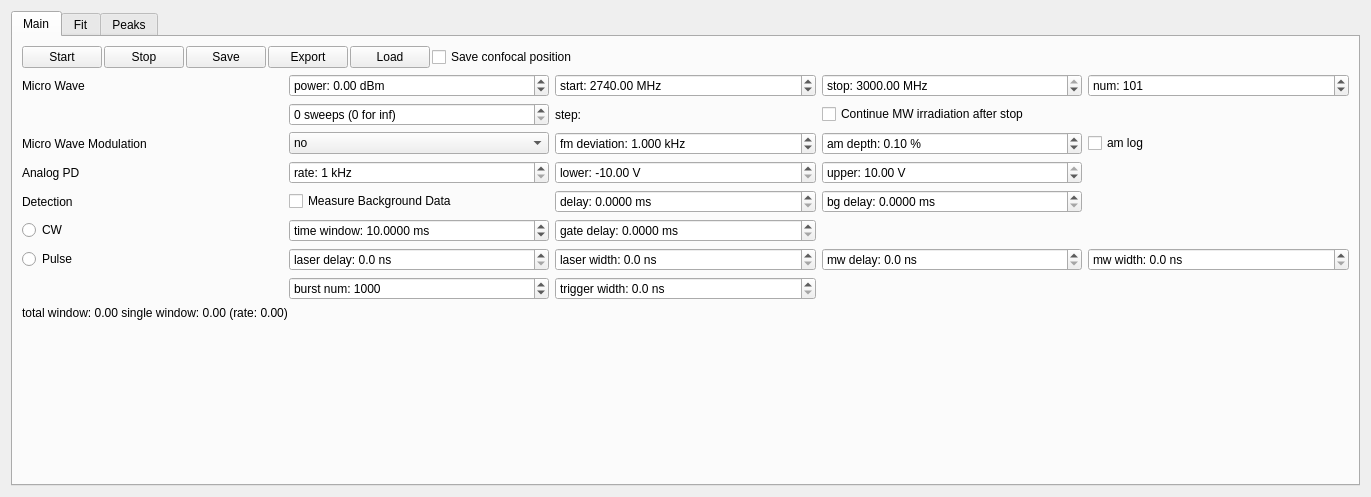
Before: the Qt Designer form mahos/gui/ui/odmr.ui in ToyotaCRDL/mahos, drawn with Qt 5.
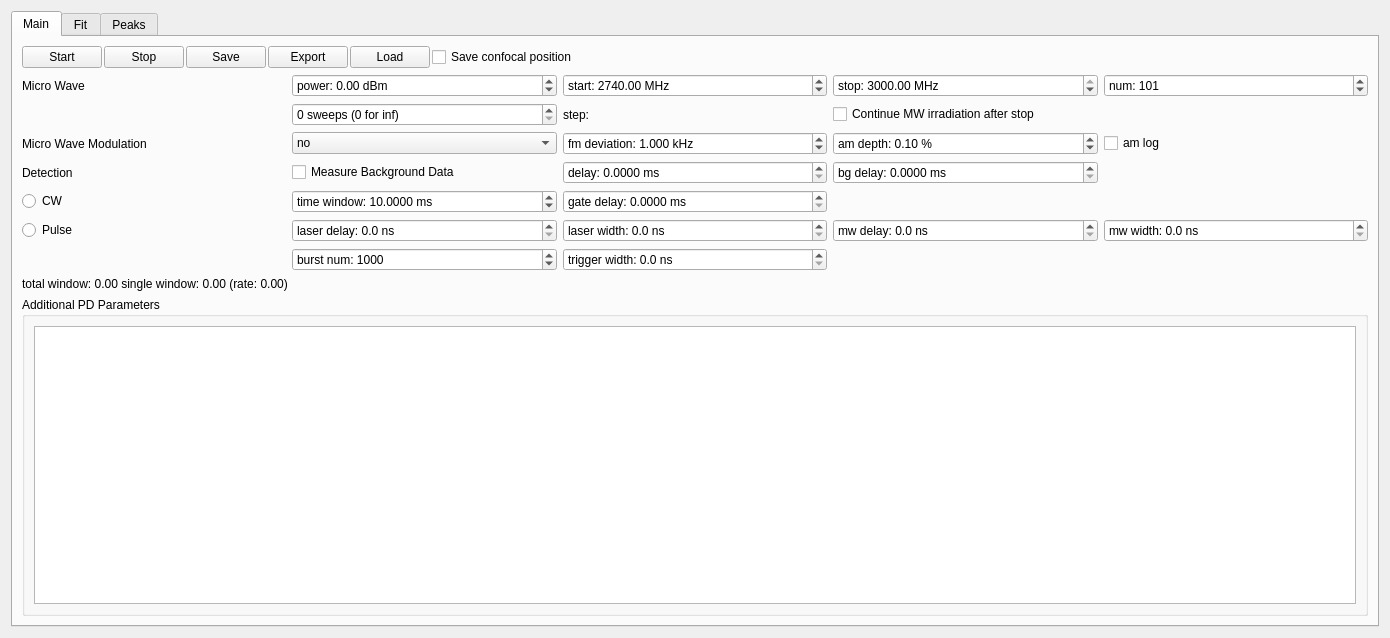
After: the same form once the commit is applied. Custom widgets are drawn as their Qt base class.

Commit message: implement DMM-based PDs and ODMR with it

The edit to the form file:
```diff
--- a/mahos/gui/ui/odmr.ui
+++ b/mahos/gui/ui/odmr.ui
@@ -6,8 +6,8 @@
    <rect>
     <x>0</x>
     <y>0</y>
-    <width>1371</width>
-    <height>497</height>
+    <width>1390</width>
+    <height>638</height>
    </rect>
   </property>
   <property name="windowTitle">
@@ -97,7 +97,7 @@
        </item>
        <item>
         <layout class="QGridLayout" name="gridLayout_2">
-         <item row="7" column="1">
+         <item row="6" column="1">
           <widget class="QSpinBox" name="bnumBox">
            <property name="suffix">
             <string/>
@@ -119,23 +119,7 @@
            </property>
           </widget>
          </item>
-         <item row="4" column="2">
-          <widget class="QDoubleSpinBox" name="delayBox">
-           <property name="prefix">
-            <string>delay: </string>
-           </property>
-           <property name="suffix">
-            <string> ms</string>
-           </property>
-           <property name="decimals">
-            <number>4</number>
-           </property>
-           <property name="maximum">
-            <double>1000.000000000000000</double>
-           </property>
-          </widget>
-         </item>
-         <item row="6" column="1">
+         <item row="5" column="1">
           <widget class="QDoubleSpinBox" name="laserdelayBox">
            <property name="enabled">
             <bool>true</bool>
@@ -154,35 +138,114 @@
            </property>
           </widget>
          </item>
+         <item row="0" column="4">
+          <widget class="QSpinBox" name="numBox">
+           <property name="suffix">
+            <string/>
+           </property>
+           <property name="prefix">
+            <string>num: </string>
+           </property>
+           <property name="minimum">
+            <number>2</number>
+           </property>
+           <property name="maximum">
+            <number>99999</number>
+           </property>
+           <property name="value">
+            <number>101</number>
+           </property>
+          </widget>
+         </item>
+         <item row="3" column="1">
+          <widget class="QCheckBox" name="backgroundBox">
+           <property name="text">
+            <string>Measure Background Data</string>
+           </property>
+          </widget>
+         </item>
+         <item row="5" column="3">
+          <widget class="QDoubleSpinBox" name="mwdelayBox">
+           <property name="prefix">
+            <string>mw delay: </string>
+           </property>
+           <property name="suffix">
+            <string> ns</string>
+           </property>
+           <property name="decimals">
+            <number>1</number>
+           </property>
+           <property name="singleStep">
+            <double>10.000000000000000</double>
+           </property>
+          </widget>
+         </item>
          <item row="4" column="0">
-          <widget class="QLabel" name="label">
+          <widget class="QRadioButton" name="cwButton">
            <property name="text">
-            <string>Detection</string>
+            <string>CW</string>
            </property>
           </widget>
          </item>
-         <item row="0" column="3">
-          <widget class="QDoubleSpinBox" name="stopBox">
+         <item row="4" column="2">
+          <widget class="QDoubleSpinBox" name="gatedelayBox">
            <property name="prefix">
-            <string>stop: </string>
+            <string>gate delay: </string>
            </property>
            <property name="suffix">
-            <string> MHz</string>
+            <string> ms</string>
            </property>
            <property name="decimals">
-            <number>2</number>
+            <number>4</number>
            </property>
-           <property name="minimum">
-            <double>10.000000000000000</double>
+          </widget>
+         </item>
+         <item row="2" column="0">
+          <widget class="QLabel" name="label_3">
+           <property name="text">
+            <string>Micro Wave Modulation</string>
+           </property>
+          </widget>
+         </item>
+         <item row="2" column="3">
+          <widget class="QDoubleSpinBox" name="amdepBox">
+           <property name="prefix">
+            <string>am depth: </string>
+           </property>
+           <property name="suffix">
+            <string> %</string>
            </property>
            <property name="maximum">
-            <double>3000.000000000000000</double>
-           </property>
-           <property name="singleStep">
             <double>100.000000000000000</double>
            </property>
            <property name="value">
-            <double>3000.000000000000000</double>
+            <double>0.100000000000000</double>
+           </property>
+          </widget>
+         </item>
+         <item row="2" column="2">
+          <widget class="QDoubleSpinBox" name="fmdevBox">
+           <property name="prefix">
+            <string>fm deviation: </string>
+           </property>
+           <property name="suffix">
+            <string> kHz</string>
+           </property>
+           <property name="decimals">
+            <number>3</number>
+           </property>
+           <property name="maximum">
+            <double>100000.000000000000000</double>
+           </property>
+           <property name="value">
+            <double>1.000000000000000</double>
+           </property>
+          </widget>
+         </item>
+         <item row="0" column="0">
+          <widget class="QLabel" name="label_6">
+           <property name="text">
+            <string>Micro Wave</string>
            </property>
           </widget>
          </item>
@@ -205,19 +268,42 @@
            </property>
           </widget>
          </item>
-         <item row="3" column="1">
-          <widget class="QSpinBox" name="pdrateBox">
-           <property name="suffix">
-            <string> kHz</string>
-           </property>
+         <item row="6" column="2">
+          <widget class="QDoubleSpinBox" name="triggerwidthBox">
            <property name="prefix">
-            <string>rate: </string>
+            <string>trigger width: </string>
            </property>
-           <property name="minimum">
+           <property name="suffix">
+            <string> ns</string>
+           </property>
+           <property name="decimals">
             <number>1</number>
            </property>
+           <property name="singleStep">
+            <double>10.000000000000000</double>
+           </property>
+          </widget>
+         </item>
+         <item row="3" column="3">
+          <widget class="QDoubleSpinBox" name="bgdelayBox">
+           <property name="prefix">
+            <string>bg delay: </string>
+           </property>
+           <property name="suffix">
+            <string> ms</string>
+           </property>
+           <property name="decimals">
+            <number>4</number>
+           </property>
            <property name="maximum">
-            <number>10000</number>
+            <double>1000.000000000000000</double>
+           </property>
+          </widget>
+         </item>
+         <item row="2" column="4">
+          <widget class="QCheckBox" name="amlogBox">
+           <property name="text">
+            <string>am log</string>
            </property>
           </widget>
          </item>
@@ -246,10 +332,39 @@
            </property>
           </widget>
          </item>
-         <item row="5" column="1">
-          <widget class="QDoubleSpinBox" name="windowBox">
+         <item row="1" column="1">
+          <widget class="QSpinBox" name="sweepsBox">
+           <property name="suffix">
+            <string> sweeps (0 for inf)</string>
+           </property>
            <property name="prefix">
-            <string>time window: </string>
+            <string/>
+           </property>
+           <property name="minimum">
+            <number>0</number>
+           </property>
+           <property name="maximum">
+            <number>999999</number>
+           </property>
+           <property name="singleStep">
+            <number>1</number>
+           </property>
+           <property name="value">
+            <number>0</number>
+           </property>
+          </widget>
+         </item>
+         <item row="1" column="3">
+          <widget class="QCheckBox" name="mwcontBox">
+           <property name="text">
+            <string>Continue MW irradiation after stop</string>
+           </property>
+          </widget>
+         </item>
+         <item row="3" column="2">
+          <widget class="QDoubleSpinBox" name="delayBox">
+           <property name="prefix">
+            <string>delay: </string>
            </property>
            <property name="suffix">
             <string> ms</string>
@@ -257,21 +372,8 @@
            <property name="decimals">
             <number>4</number>
            </property>
-           <property name="minimum">
-            <double>0.100000000000000</double>
-           </property>
            <property name="maximum">
             <double>1000.000000000000000</double>
-           </property>
-           <property name="value">
-            <double>10.000000000000000</double>
-           </property>
-          </widget>
-         </item>
-         <item row="3" column="0">
-          <widget class="QLabel" name="label_2">
-           <property name="text">
-            <string>Analog PD</string>
            </property>
           </widget>
          </item>
@@ -282,26 +384,61 @@
            </property>
           </widget>
          </item>
-         <item row="3" column="2">
-          <widget class="QDoubleSpinBox" name="pd_lbBox">
+         <item row="3" column="0">
+          <widget class="QLabel" name="label">
+           <property name="text">
+            <string>Detection</string>
+           </property>
+          </widget>
+         </item>
+         <item row="0" column="3">
+          <widget class="QDoubleSpinBox" name="stopBox">
            <property name="prefix">
-            <string>lower: </string>
+            <string>stop: </string>
            </property>
            <property name="suffix">
-            <string> V</string>
+            <string> MHz</string>
            </property>
+           <property name="decimals">
+            <number>2</number>
+           </property>
            <property name="minimum">
-            <double>-10.000000000000000</double>
+            <double>10.000000000000000</double>
            </property>
            <property name="maximum">
-            <double>10.000000000000000</double>
+            <double>3000.000000000000000</double>
            </property>
+           <property name="singleStep">
+            <double>100.000000000000000</double>
+           </property>
            <property name="value">
-            <double>-10.000000000000000</double>
+            <double>3000.000000000000000</double>
            </property>
           </widget>
          </item>
-         <item row="6" column="2">
+         <item row="4" column="1">
+          <widget class="QDoubleSpinBox" name="windowBox">
+           <property name="prefix">
+            <string>time window: </string>
+           </property>
+           <property name="suffix">
+            <string> ms</string>
+           </property>
+           <property name="decimals">
+            <number>4</number>
+           </property>
+           <property name="minimum">
+            <double>0.100000000000000</double>
+           </property>
+           <property name="maximum">
+            <double>1000.000000000000000</double>
+           </property>
+           <property name="value">
+            <double>10.000000000000000</double>
+           </property>
+          </widget>
+         </item>
+         <item row="5" column="2">
           <widget class="QDoubleSpinBox" name="laserwidthBox">
            <property name="prefix">
             <string>laser width: </string>
@@ -317,143 +454,14 @@
            </property>
           </widget>
          </item>
-         <item row="0" column="0">
-          <widget class="QLabel" name="label_6">
-           <property name="text">
-            <string>Micro Wave</string>
-           </property>
-          </widget>
-         </item>
-         <item row="6" column="3">
-          <widget class="QDoubleSpinBox" name="mwdelayBox">
-           <property name="prefix">
-            <string>mw delay: </string>
-           </property>
-           <property name="suffix">
-            <string> ns</string>
-           </property>
-           <property name="decimals">
-            <number>1</number>
-           </property>
-           <property name="singleStep">
-            <double>10.000000000000000</double>
-           </property>
-          </widget>
-         </item>
-         <item row="0" column="4">
-          <widget class="QSpinBox" name="numBox">
-           <property name="suffix">
-            <string/>
-           </property>
-           <property name="prefix">
-            <string>num: </string>
-           </property>
-           <property name="minimum">
-            <number>2</number>
-           </property>
-           <property name="maximum">
-            <number>99999</number>
-           </property>
-           <property name="value">
-            <number>101</number>
-           </property>
-          </widget>
-         </item>
-         <item row="4" column="1">
-          <widget class="QCheckBox" name="backgroundBox">
-           <property name="text">
-            <string>Measure Background Data</string>
-           </property>
-          </widget>
-         </item>
-         <item row="3" column="3">
-          <widget class="QDoubleSpinBox" name="pd_ubBox">
-           <property name="prefix">
-            <string>upper: </string>
-           </property>
-           <property name="suffix">
-            <string> V</string>
-           </property>
-           <property name="minimum">
-            <double>-10.000000000000000</double>
-           </property>
-           <property name="maximum">
-            <double>10.000000000000000</double>
-           </property>
-           <property name="value">
-            <double>10.000000000000000</double>
-           </property>
-          </widget>
-         </item>
-         <item row="4" column="3">
-          <widget class="QDoubleSpinBox" name="bgdelayBox">
-           <property name="prefix">
-            <string>bg delay: </string>
-           </property>
-           <property name="suffix">
-            <string> ms</string>
-           </property>
-           <property name="decimals">
-            <number>4</number>
-           </property>
-           <property name="maximum">
-            <double>1000.000000000000000</double>
-           </property>
-          </widget>
-         </item>
-         <item row="7" column="2">
-          <widget class="QDoubleSpinBox" name="triggerwidthBox">
-           <property name="prefix">
-            <string>trigger width: </string>
-           </property>
-           <property name="suffix">
-            <string> ns</string>
-           </property>
-           <property name="decimals">
-            <number>1</number>
-           </property>
-           <property name="singleStep">
-            <double>10.000000000000000</double>
-           </property>
-          </widget>
-         </item>
-         <item row="1" column="3">
-          <widget class="QCheckBox" name="mwcontBox">
-           <property name="text">
-            <string>Continue MW irradiation after stop</string>
-           </property>
-          </widget>
-         </item>
-         <item row="1" column="1">
-          <widget class="QSpinBox" name="sweepsBox">
-           <property name="suffix">
-            <string> sweeps (0 for inf)</string>
-           </property>
-           <property name="prefix">
-            <string/>
-           </property>
-           <property name="minimum">
-            <number>0</number>
-           </property>
-           <property name="maximum">
-            <number>999999</number>
-           </property>
-           <property name="singleStep">
-            <number>1</number>
-           </property>
-           <property name="value">
-            <number>0</number>
-           </property>
-          </widget>
-         </item>
-         <item row="6" column="0">
+         <item row="5" column="0">
           <widget class="QRadioButton" name="pulseButton">
            <property name="text">
             <string>Pulse</string>
            </property>
           </widget>
          </item>
-         <item row="6" column="4">
+         <item row="5" column="4">
           <widget class="QDoubleSpinBox" name="mwwidthBox">
            <property name="prefix">
             <string>mw width: </string>
@@ -469,26 +477,6 @@
            </property>
           </widget>
          </item>
-         <item row="5" column="0">
-          <widget class="QRadioButton" name="cwButton">
-           <property name="text">
-            <string>CW</string>
-           </property>
-          </widget>
-         </item>
-         <item row="5" column="2">
-          <widget class="QDoubleSpinBox" name="gatedelayBox">
-           <property name="prefix">
-            <string>gate delay: </string>
-           </property>
-           <property name="suffix">
-            <string> ms</string>
-           </property>
-           <property name="decimals">
-            <number>4</number>
-           </property>
-          </widget>
-         </item>
          <item row="2" column="1">
           <widget class="QComboBox" name="sgmodBox">
            <item>
@@ -513,55 +501,6 @@
            </item>
           </widget>
          </item>
-         <item row="2" column="0">
-          <widget class="QLabel" name="label_3">
-           <property name="text">
-            <string>Micro Wave Modulation</string>
-           </property>
-          </widget>
-         </item>
-         <item row="2" column="2">
-          <widget class="QDoubleSpinBox" name="fmdevBox">
-           <property name="prefix">
-            <string>fm deviation: </string>
-           </property>
-           <property name="suffix">
-            <string> kHz</string>
-           </property>
-           <property name="decimals">
-            <number>3</number>
-           </property>
-           <property name="maximum">
-            <double>100000.000000000000000</double>
-           </property>
-           <property name="value">
-            <double>1.000000000000000</double>
-           </property>
-          </widget>
-         </item>
-         <item row="2" column="3">
-          <widget class="QDoubleSpinBox" name="amdepBox">
-           <property name="prefix">
-            <string>am depth: </string>
-           </property>
-           <property name="suffix">
-            <string> %</string>
-           </property>
-           <property name="maximum">
-            <double>100.000000000000000</double>
-           </property>
-           <property name="value">
-            <double>0.100000000000000</double>
-           </property>
-          </widget>
-         </item>
-         <item row="2" column="4">
-          <widget class="QCheckBox" name="amlogBox">
-           <property name="text">
-            <string>am log</string>
-           </property>
-          </widget>
-         </item>
         </layout>
        </item>
        <item>
@@ -572,17 +511,16 @@
         </widget>
        </item>
        <item>
-        <spacer name="verticalSpacer">
-         <property name="orientation">
-          <enum>Qt::Vertical</enum>
+        <widget class="QGroupBox" name="groupBox_4">
+         <property name="title">
+          <string>Additional PD Parameters</string>
          </property>
-         <property name="sizeHint" stdset="0">
-          <size>
-           <width>20</width>
-           <height>40</height>
-          </size>
-         </property>
-        </spacer>
+         <layout class="QVBoxLayout" name="verticalLayout_4">
+          <item>
+           <widget class="ParamTable" name="paramTable"/>
+          </item>
+         </layout>
+        </widget>
        </item>
       </layout>
      </widget>
@@ -606,6 +544,13 @@
    </item>
   </layout>
  </widget>
+ <customwidgets>
+  <customwidget>
+   <class>ParamTable</class>
+   <extends>QTableWidget</extends>
+   <header>mahos.gui.param</header>
+  </customwidget>
+ </customwidgets>
  <tabstops>
   <tabstop>tabWidget</tabstop>
   <tabstop>startButton</tabstop>
```
Left out of the diff: 3 changed lines with no effect on the pictures. The commit also changes 12 other files.
